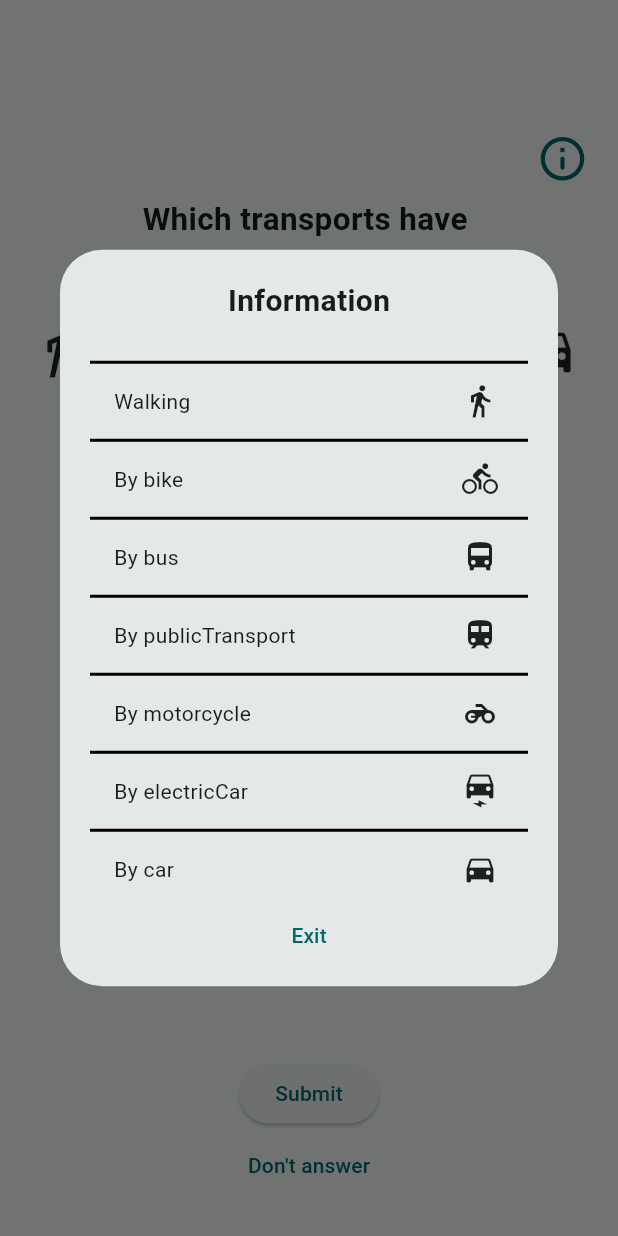
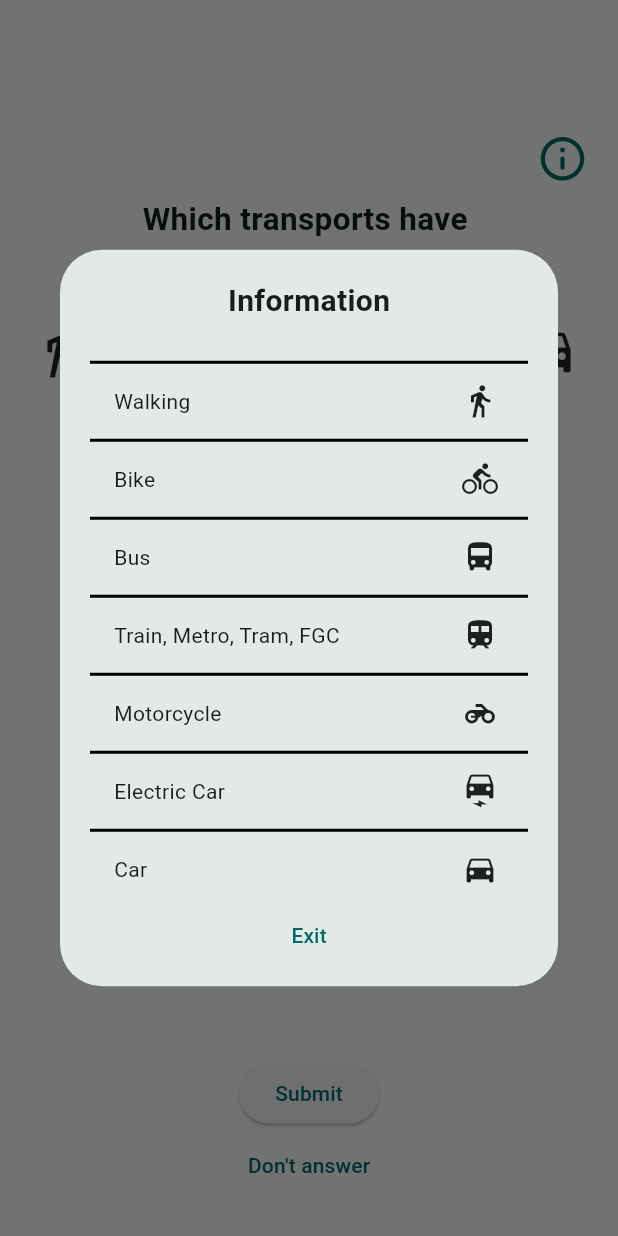
Before and after one commit to pes2324q2-gei-upc/Greeny, a Flutter app: the FormFinalPage screen opened directly with empty values, after a tap on the "info outline" icon, on a phone screen of 412 x 824 dp. Run offline on Flutter 3.47's test engine with Material 3 defaults, Android fonts, the phone set to English and light mode, and no system bars; our stand-ins replace flutter_cache_manager, flutter_dotenv, flutter_translate, geolocator, google_maps_flutter, shared_preferences; missing offline and left inert: fluster, model_viewer_plus; accounts and stored records are empty.

Commit message:
canvi textos panel info

```diff
--- a/App/greeny/lib/City/form_final.dart
+++ b/App/greeny/lib/City/form_final.dart
@@ -17,12 +17,12 @@ class _FormFinalPageState extends State<FormFinalPage> {
   final List<bool> isSelected = List.generate(7, (_) => false);
   final List<String> transportModes = [
     'Walking',
-    'By bike',
-    'By bus',
-    'By publicTransport',
-    'By motorcycle',
-    'By electricCar',
-    'By car'
+    'Bike',
+    'Bus',
+    'Train, Metro, Tram, FGC',
+    'Motorcycle',
+    'Electric Car',
+    'Car'
   ];
 
   @override
```
